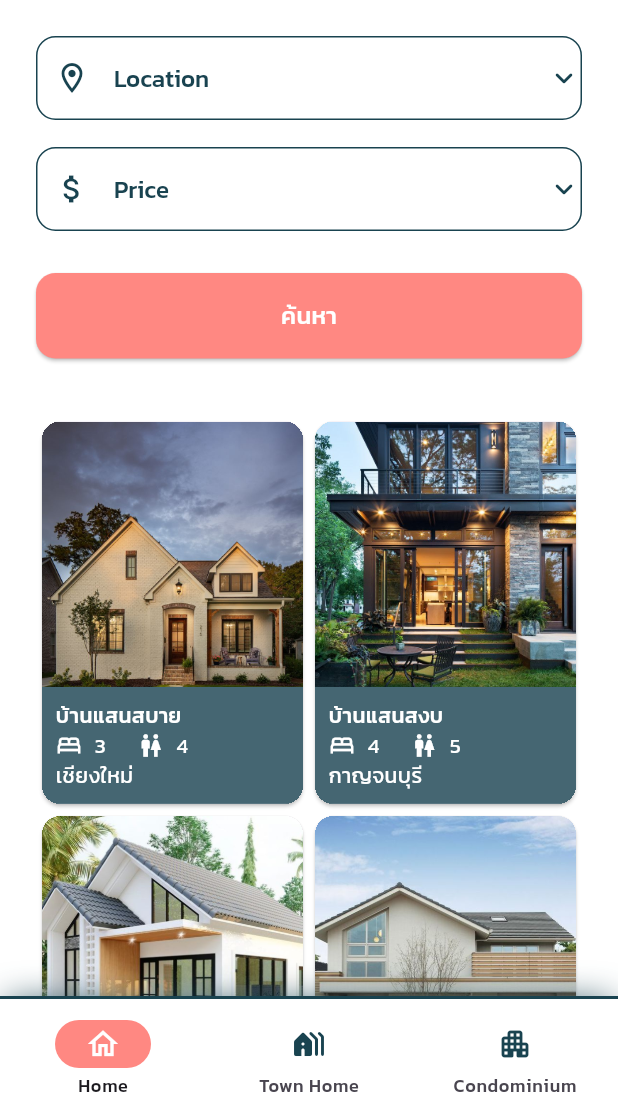
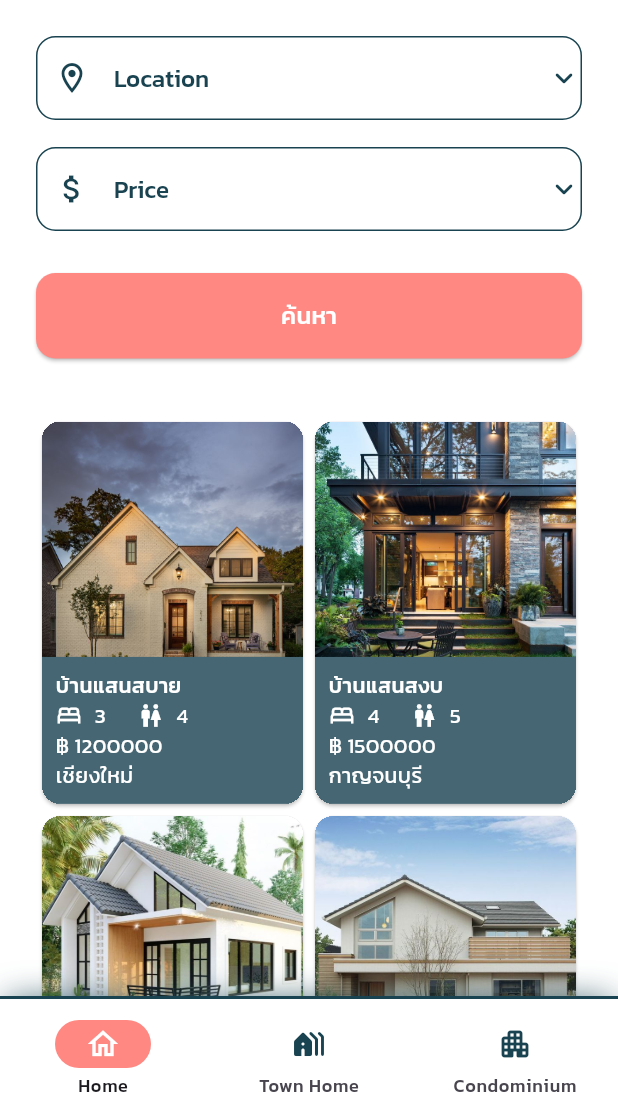
Before and after one commit to tot14883/your_home, a Flutter app: the screen it shows after launch, on a phone screen of 412 x 824 dp, the part 117-1236 px from its top. Run offline on Flutter 3.47's test engine with Material 3 defaults, Android fonts, the phone set to English and light mode, and no system bars; our stand-ins replace flutter_svg.

Commit message:
add price in card

```diff
--- a/lib/components/com_card_view.dart
+++ b/lib/components/com_card_view.dart
@@ -9,6 +9,7 @@ class ComCardView extends StatelessWidget {
     this.badroom,
     this.bathroom,
     this.location,
+    this.price,
     this.image,
     this.onTap,
   });
@@ -17,6 +18,7 @@ class ComCardView extends StatelessWidget {
   final String? badroom;
   final String? bathroom;
   final String? location;
+  final String? price;
   final String? image;
   final Function()? onTap;
   @override
@@ -85,6 +87,17 @@ class ComCardView extends StatelessWidget {
                         ),
                       ],
                     ),
+                    const SizedBox(
+                      width: 8,
+                    ),
+                    Text(
+                      "฿ $price",
+                      style:
+                          ComFontStyle.regular14.copyWith(color: Colors.white),
+                    ),
+                    const SizedBox(
+                      width: 8,
+                    ),
                     Text(
                       location ?? "",
                       style:
--- a/lib/features/authentication/signin_screen.dart
+++ b/lib/features/authentication/signin_screen.dart
@@ -75,7 +75,7 @@ class SigninScreen extends StatelessWidget {
                     ComButton(
                       textButton: "เข้าสู้ระบบ",
                       onPressed: () {
-                        Navigator.push(
+                        Navigator.pushReplacement(
                           context,
                           MaterialPageRoute(
                             builder: (context) => const HomeScreen(),
--- a/lib/features/home/pages/condomouium_page.dart
+++ b/lib/features/home/pages/condomouium_page.dart
@@ -154,6 +154,7 @@ class CondomouiumPageState extends State<CondomouiumPage> {
                             badroom: condoData[index].badroom,
                             bathroom: condoData[index].bathroom,
                             location: condoData[index].location,
+                            price: condoData[index].price,
                             image: condoData[index].image,
                           );
                         },
--- a/lib/features/home/pages/home_page.dart
+++ b/lib/features/home/pages/home_page.dart
@@ -154,6 +154,7 @@ class _HomePageState extends State<HomePage> {
                             badroom: homeData[index].badroom,
                             bathroom: homeData[index].bathroom,
                             location: homeData[index].location,
+                            price: homeData[index].price,
                             image: homeData[index].image,
                           );
                         },
--- a/lib/features/home/pages/town_home_page.dart
+++ b/lib/features/home/pages/town_home_page.dart
@@ -154,6 +154,7 @@ class TownHomePageState extends State<TownHomePage> {
                             badroom: townHomeData[index].badroom,
                             bathroom: townHomeData[index].bathroom,
                             location: townHomeData[index].location,
+                            price: townHomeData[index].price,
                             image: townHomeData[index].image,
                           );
                         },
```
